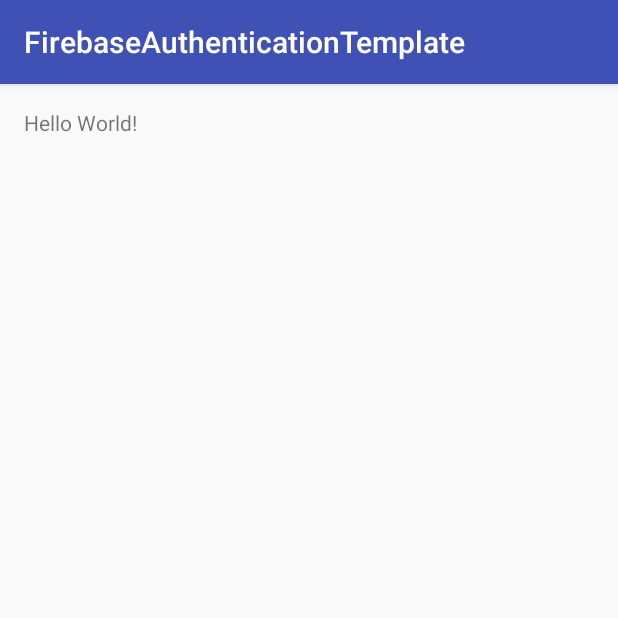
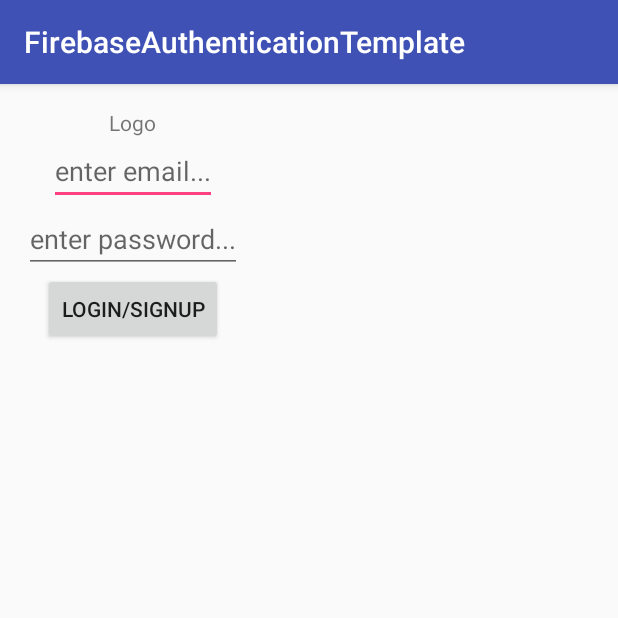
Before and after one commit to eddieberklee/FirebaseAuthenticationTemplate, an Android app: the screen it shows after launch (AuthenticationActivity), on a phone screen of 412 x 824 dp, the top half of it. Run offline under Robolectric (Android 15) with nearby library versions, the phone set to English and light mode, and no system bars; our stand-ins replace ButterKnife; libraries missing offline, so code that uses them is left out: com.compscieddy.eddie_utils, com.firebase.client; 2 statements that could not run were skipped.

Commit message:
All authentication code in place

```diff
--- a/app/build.gradle
+++ b/app/build.gradle
@@ -30,4 +30,5 @@ dependencies {
     compile 'com.jakewharton:butterknife:7.0.1'
     compile 'com.firebase:firebase-client-android:2.5.0+'
     compile 'com.firebaseui:firebase-ui:0.3.0'
+    compile 'com.compscieddy:eddie-utils:0.7+'
 }
--- a/app/src/main/AndroidManifest.xml
+++ b/app/src/main/AndroidManifest.xml
@@ -19,6 +19,8 @@
                 <category android:name="android.intent.category.LAUNCHER"/>
             </intent-filter>
         </activity>
+        <activity android:name=".MainActivity">
+        </activity>
     </application>
 
 </manifest>
--- a/app/src/main/java/com/compscieddy/firebaseauthenticationtemplate/AuthenticationActivity.java
+++ b/app/src/main/java/com/compscieddy/firebaseauthenticationtemplate/AuthenticationActivity.java
@@ -1,13 +1,125 @@
 package com.compscieddy.firebaseauthenticationtemplate;
 
+import android.content.Intent;
+import android.os.Bundle;
 import android.support.v7.app.AppCompatActivity;
-import android.os.Bundle;
+import android.view.View;
+import android.widget.Button;
+import android.widget.EditText;
+import android.widget.ProgressBar;
+
+import com.compscieddy.eddie_utils.Etils;
+import com.compscieddy.eddie_utils.Lawg;
+import com.firebase.client.AuthData;
+import com.firebase.client.DataSnapshot;
+import com.firebase.client.Firebase;
+import com.firebase.client.FirebaseError;
+import com.firebase.client.ValueEventListener;
+
+import java.util.Map;
+
+import butterknife.Bind;
+import butterknife.ButterKnife;
+import butterknife.OnClick;
 
 public class AuthenticationActivity extends AppCompatActivity {
+
+  private static final Lawg lawg = new Lawg(AuthenticationActivity.class.getSimpleName());
+
+  @Bind(R.id.email) EditText mEmail;
+  @Bind(R.id.password) EditText mPassword;
+  @Bind(R.id.authentication_button) Button mAuthenticationButton;
+  @Bind(R.id.progress_bar) ProgressBar mProgressBar;
 
   @Override
   protected void onCreate(Bundle savedInstanceState) {
     super.onCreate(savedInstanceState);
     setContentView(R.layout.activity_authentication);
+    ButterKnife.bind(this);
+
   }
+
+  @OnClick(R.id.authentication_button)
+  protected void authenticate() {
+    mProgressBar.setVisibility(View.VISIBLE);
+
+    final String email = mEmail.getText().toString();
+    final String password = mPassword.getText().toString();
+
+    if (!Etils.isEmailValid(email)) {
+      Etils.showToast(AuthenticationActivity.this, "Invalid Email Address");
+      // TODO: better special handling for invalid email address
+    }
+
+    new Firebase(Constants.FIREBASE_URL).createUser(email, password, new Firebase.ValueResultHandler<Map<String, Object>>() {
+      @Override
+      public void onSuccess(Map<String, Object> stringObjectMap) {
+        mProgressBar.setVisibility(View.INVISIBLE);
+        Etils.showToast(AuthenticationActivity.this, "Hi " + email + "! :)");
+
+        String encodedEmail = Etils.encodeEmail(email);
+
+        User newUser = new User(encodedEmail);
+        Firebase newUserRef = new Firebase(Constants.FIREBASE_URL_USERS).child(encodedEmail);
+        newUserRef.setValue(newUser);
+
+        loginUser(email, password);
+      }
+
+      @Override
+      public void onError(FirebaseError firebaseError) {
+        if (firebaseError.getCode() == FirebaseError.EMAIL_TAKEN) {
+          Etils.showToast(AuthenticationActivity.this, "Email " + email + " already exists - trying to log you in instead");
+          loginUser(email, password);
+        } else {
+          lawg.e("firebaseError: " + firebaseError + " firebaseError.getCode(): " + firebaseError.getCode());
+        }
+      }
+    });
+
+  }
+
+  private void loginUser(final String email, String password) {
+    new Firebase(Constants.FIREBASE_URL).authWithPassword(email, password, new Firebase.AuthResultHandler() {
+      @Override
+      public void onAuthenticated(AuthData authData) {
+        lawg.d("Successfully authed");
+        mProgressBar.setVisibility(View.INVISIBLE);
+        final String encodedEmail = Etils.encodeEmail(email);
+
+        new Firebase(Constants.FIREBASE_URL_USERS).child(encodedEmail).addListenerForSingleValueEvent(new ValueEventListener() {
+          @Override
+          public void onDataChange(DataSnapshot dataSnapshot) {
+            lawg.d("Logged into email: " + email + " dataSnapshot: " + dataSnapshot);
+            if (dataSnapshot.getValue() == null) { // If it doesn't exist, just recreate it - this can happen when the database is cleared
+              populateUserFirebaseData(lawg, encodedEmail);
+            }
+
+            Intent intent = new Intent(AuthenticationActivity.this, MainActivity.class);
+            intent.addFlags(Intent.FLAG_ACTIVITY_NEW_TASK);
+            intent.addFlags(Intent.FLAG_ACTIVITY_CLEAR_TOP);
+            startActivity(intent);
+          }
+
+          @Override
+          public void onCancelled(FirebaseError firebaseError) {
+            lawg.e("onCancelled() while logging in firebaseError: " + firebaseError);
+          }
+        });
+      }
+
+      @Override
+      public void onAuthenticationError(FirebaseError firebaseError) {
+        lawg.e("Authentication Error firebaseError: " + firebaseError);
+      }
+    });
+  }
+
+  private void populateUserFirebaseData(Lawg lawg, String encodedEmail) {
+    lawg.d("Doesn't exist so repopulating this data");
+    User newUser = new User(encodedEmail);
+    Firebase newUserRef = new Firebase(Constants.FIREBASE_URL_USERS).child(encodedEmail);
+    newUserRef.setValue(newUser);
+  }
+
 }
--- a/app/src/main/res/layout/activity_authentication.xml
+++ b/app/src/main/res/layout/activity_authentication.xml
@@ -10,8 +10,37 @@
     android:paddingTop="@dimen/activity_vertical_margin"
     tools:context="com.compscieddy.firebaseauthenticationtemplate.AuthenticationActivity">
 
-    <TextView
+    <LinearLayout
         android:layout_width="wrap_content"
         android:layout_height="wrap_content"
-        android:text="Hello World!"/>
+        android:orientation="vertical"
+        android:gravity="center_horizontal">
+        <TextView
+            android:layout_width="wrap_content"
+            android:layout_height="wrap_content"
+            android:text="Logo"/>
+        <EditText
+            android:id="@+id/email"
+            android:layout_width="wrap_content"
+            android:layout_height="wrap_content"
+            android:hint="enter email..."/>
+        <EditText
+            android:id="@+id/password"
+            android:layout_width="wrap_content"
+            android:layout_height="wrap_content"
+            android:hint="enter password..."/>
+        <Button
+            android:id="@+id/authentication_button"
+            android:layout_width="wrap_content"
+            android:layout_height="wrap_content"
+            android:text="Login/Signup"/>
+    </LinearLayout>
+
+    <ProgressBar
+        android:id="@+id/progress_bar"
+        android:layout_width="wrap_content"
+        android:layout_height="wrap_content"
+        android:layout_centerInParent="true"
+        android:visibility="invisible"/>
+
 </RelativeLayout>
--- a/build.gradle
+++ b/build.gradle
@@ -15,6 +15,10 @@ buildscript {
 allprojects {
     repositories {
         jcenter()
+
+        maven {
+            url 'https://dl.bintray.com/eeddeellee/maven'
+        }
     }
 }
 
```
Also changed, not shown: app/src/main/java/com/compscieddy/firebaseauthenticationtemplate/Constants.java (added, +11 -0 lines), app/src/main/java/com/compscieddy/firebaseauthenticationtemplate/FirebaseObject.java (added, +114 -0 lines), app/src/main/java/com/compscieddy/firebaseauthenticationtemplate/MainActivity.java (added, +13 -0 lines), app/src/main/java/com/compscieddy/firebaseauthenticationtemplate/User.java (added, +37 -0 lines), app/src/main/res/layout/activity_main.xml (added, +13 -0 lines), 1 other file.
